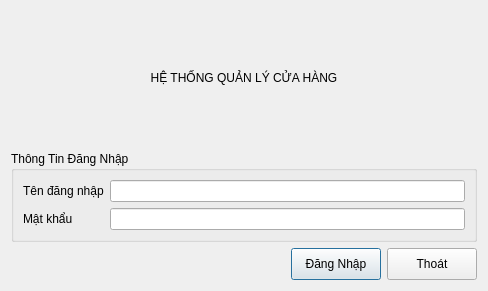
thinh-doan/sales-and-warehouse-management-system, file ui/login.ui: the form before one commit.
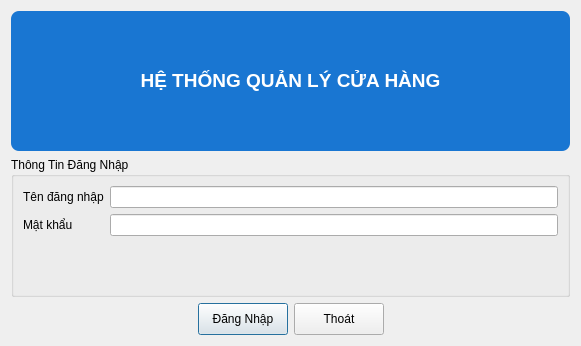
The form after the commit. Icons and pictures are not drawn.

```diff
--- a/ui/login.ui
+++ b/ui/login.ui
@@ -6,8 +6,8 @@
    <rect>
     <x>0</x>
     <y>0</y>
-    <width>488</width>
-    <height>291</height>
+    <width>581</width>
+    <height>346</height>
    </rect>
   </property>
   <property name="windowTitle">
@@ -16,11 +16,21 @@
   <property name="modal">
    <bool>true</bool>
   </property>
-  <layout class="QVBoxLayout" name="verticalLayout" stretch="1,0,1">
+  <layout class="QVBoxLayout" name="verticalLayout">
    <item>
-    <widget class="QLabel" name="lblTitle">
+    <widget class="QLabel" name="lblTitle_7">
+     <property name="styleSheet">
+      <string>
+font: 18pt &quot;Arial&quot;;
+font-weight:bold;
+color:white;
+background:#1976D2;
+padding:15px;
+border-radius:8px;
+       </string>
+     </property>
      <property name="text">
-      <string>HỆ THỐNG QUẢN LÝ CỬA HÀNG</string>
+      <string>&lt;html&gt;&lt;head/&gt;&lt;body&gt;&lt;p&gt;&lt;span style=&quot; font-size:14pt;&quot;&gt;HỆ THỐNG QUẢN LÝ CỬA HÀNG&lt;/span&gt;&lt;/p&gt;&lt;/body&gt;&lt;/html&gt;</string>
      </property>
      <property name="alignment">
       <set>Qt::AlignCenter</set>
@@ -101,6 +111,19 @@
        </property>
       </widget>
      </item>
+     <item>
+      <spacer name="horizontalSpacer_2">
+       <property name="orientation">
+        <enum>Qt::Horizontal</enum>
+       </property>
+       <property name="sizeHint" stdset="0">
+        <size>
+         <width>40</width>
+         <height>20</height>
+        </size>
+       </property>
+      </spacer>
+     </item>
     </layout>
    </item>
   </layout>
```
Left out of the diff: 6 changed lines with no effect on the pictures.
